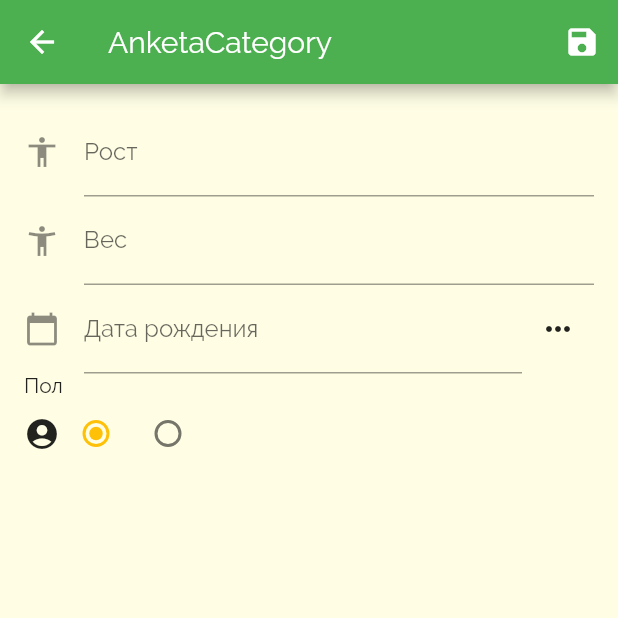
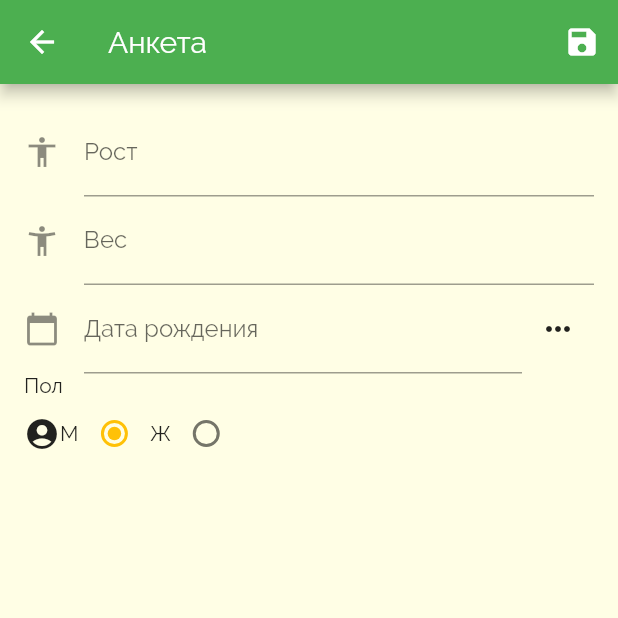
Before and after one commit to adjanybekov/flutter_EneBala, a Flutter app: the MyAnketa screen opened directly, on a phone screen of 412 x 824 dp, the top half of it. Run offline on Flutter 3.47's test engine with Material 2 defaults, Android fonts, the phone set to English and light mode, and no system bars; our stand-ins replace image_picker.

Commit message:
fixed anketa screen

```diff
--- a/lib/screen_anketa.dart
+++ b/lib/screen_anketa.dart
@@ -55,7 +55,7 @@ class _MyAnketaState extends State<MyAnketa> {
   Widget build(BuildContext context) {
     return Scaffold(
       appBar: AppBar(
-        title: Text("AnketaCategory"),
+        title: Text("Анкета"),
         actions: <Widget>[
           IconButton(
               icon: Icon(Icons.save), onPressed: () => _saveForm(context))
@@ -105,6 +105,7 @@ class _MyAnketaState extends State<MyAnketa> {
                   Row(
                     children: <Widget>[
                       Icon(Icons.account_circle),
+                      Text("M"),
                       Radio(
                         value: 1,
                         groupValue: group,
@@ -115,6 +116,7 @@ class _MyAnketaState extends State<MyAnketa> {
                           });
                         },
                       ),
+                      Text("Ж"),
                       Radio(
                         value: 2,
                         groupValue: group,
--- a/lib/screen_welcome.dart
+++ b/lib/screen_welcome.dart
@@ -1,4 +1,5 @@
 import 'package:calorist/screen_anketa.dart';
+import 'package:calorist/screen_anketa_category.dart';
 import 'package:flutter/cupertino.dart';
 import 'package:flutter/material.dart';
 
@@ -7,7 +8,7 @@ class WelcomeScreen extends StatelessWidget {
   Widget build(BuildContext context) {
     void nextStep(BuildContext ctx) {
       Navigator.of(ctx).push(MaterialPageRoute(
-        builder: (context) => MyAnketa(),
+        builder: (context) => MyAnketaCategory(),
       ));
     }
 
```
